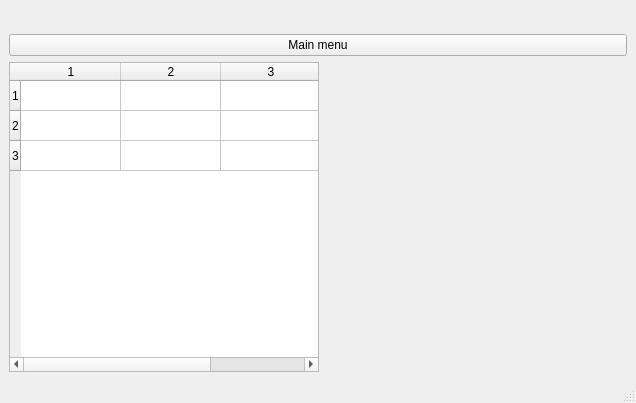
First picture: the form in mainwindow.ui, repository loctyr/RedwoodInventory, before the edit.
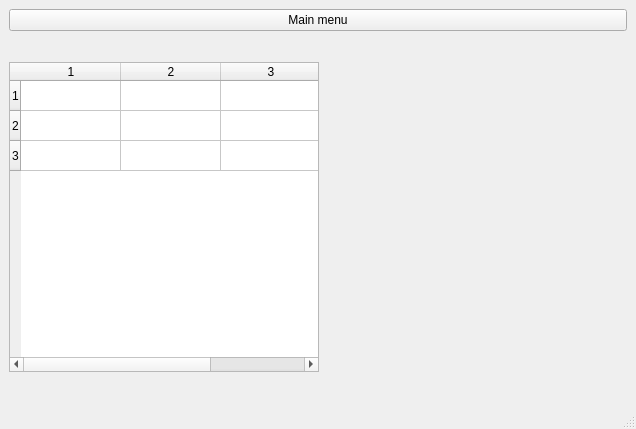
Second picture: the form after the edit. Custom widgets are drawn as their Qt base class.

```diff
--- a/mainwindow.ui
+++ b/mainwindow.ui
@@ -7,7 +7,7 @@
     <x>0</x>
     <y>0</y>
     <width>636</width>
-    <height>400</height>
+    <height>429</height>
    </rect>
   </property>
   <property name="acceptDrops">
@@ -18,22 +18,6 @@
   </property>
   <widget class="QWidget" name="centralwidget">
    <layout class="QVBoxLayout" name="verticalLayout_2">
-    <item>
-     <spacer name="verticalSpacer_4">
-      <property name="orientation">
-       <enum>Qt::Vertical</enum>
-      </property>
-      <property name="sizeType">
-       <enum>QSizePolicy::Minimum</enum>
-      </property>
-      <property name="sizeHint" stdset="0">
-       <size>
-        <width>20</width>
-        <height>25</height>
-       </size>
-      </property>
-     </spacer>
-    </item>
     <item>
      <widget class="QPushButton" name="pbMainMenu">
       <property name="text">
```
